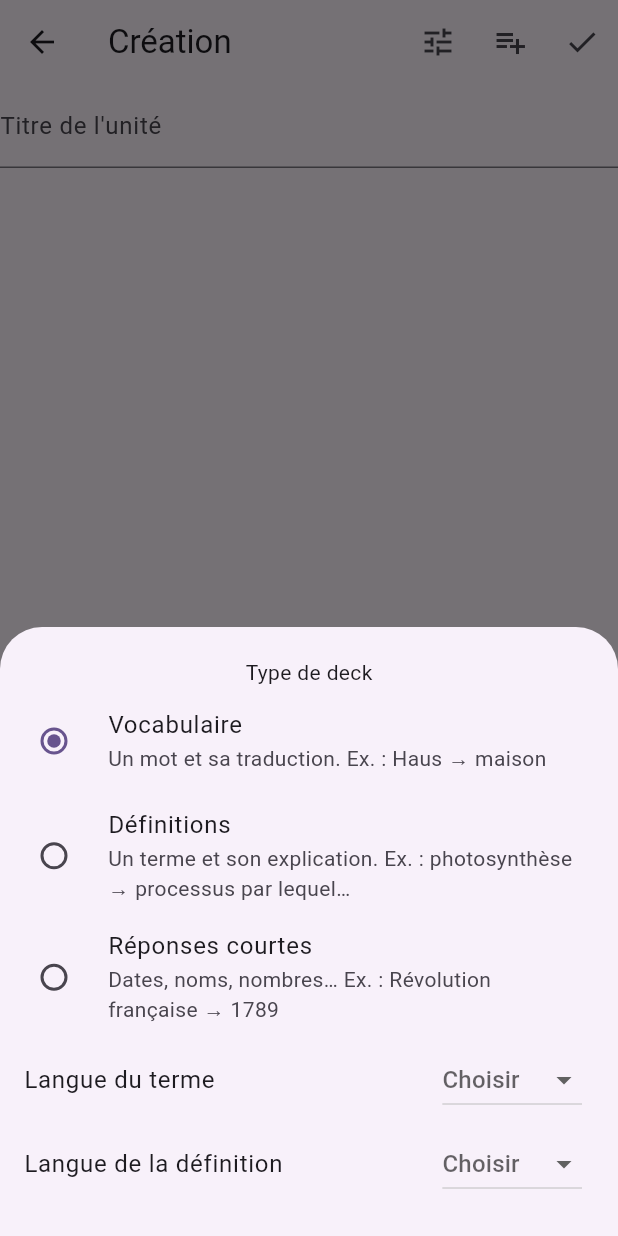
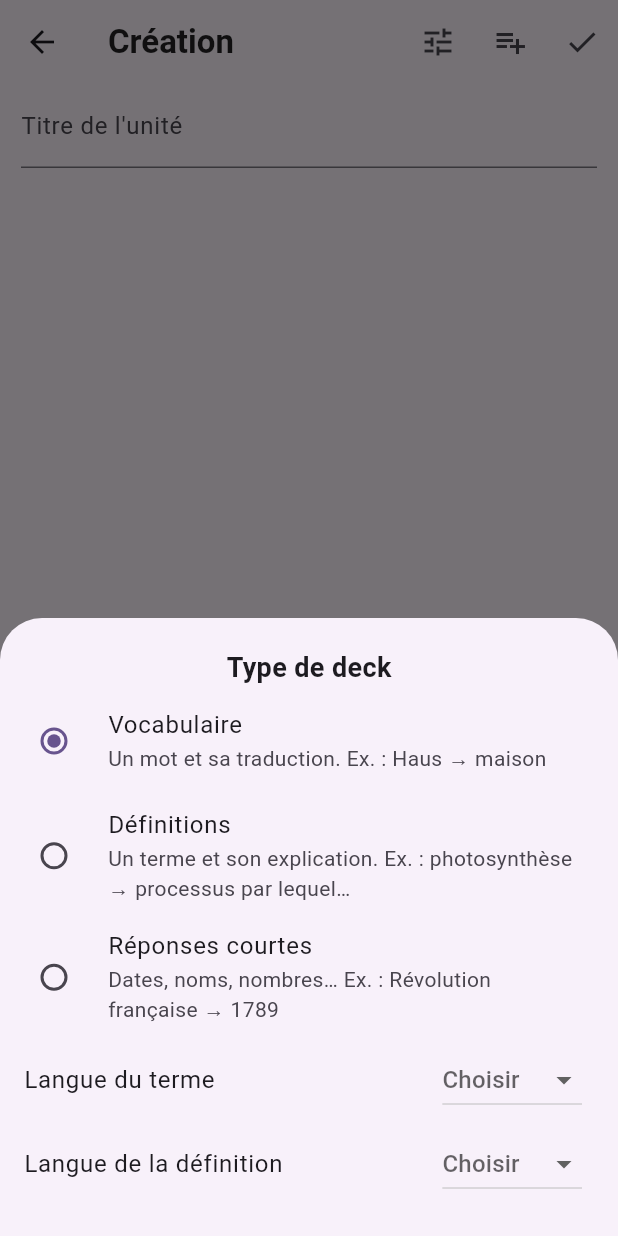
Before and after one commit to John-creator936/Flashcard-app, a Flutter app: the screen it shows after launch, item 2 of the bottom bar chosen, after a tap on "Créer un deck", after a tap on the "tune" icon, on a phone screen of 412 x 824 dp. Run offline on Flutter 3.47's test engine with Material 3 defaults, Android fonts, the phone set to English and light mode, and no system bars; our stand-ins replace file_picker, image_picker, share_plus, shared_preferences, sqflite; missing offline and left inert: google_mlkit_text_recognition; accounts and stored records are empty.

Commit message:
Style : titres en gras et barre de navigation

```diff
--- a/lib/main.dart
+++ b/lib/main.dart
@@ -12,7 +12,16 @@ class MyApp extends StatelessWidget {
   Widget build(BuildContext context) {
     return MaterialApp(
       title: 'Flashcard app',
-      theme: ThemeData(colorScheme: .fromSeed(seedColor: Colors.deepPurple)),
+      theme: ThemeData(
+        colorScheme: .fromSeed(seedColor: Colors.deepPurple),
+        appBarTheme: const AppBarTheme(
+          titleTextStyle: TextStyle(
+            fontSize: 22,
+            fontWeight: FontWeight.bold,
+            color: Colors.black87,
+          ),
+        ),
+      ),
       debugShowCheckedModeBanner: false,
       home: const HomePage(),
     );
--- a/lib/page/create_deck_page.dart
+++ b/lib/page/create_deck_page.dart
@@ -265,9 +265,9 @@ class _CreateDeckPageState extends State<CreateDeckPage> {
   Widget build(BuildContext context) {
     return Scaffold(
       appBar: AppBar(
-        title: (widget.existingDeck == null)
-            ? Text("Création")
-            : Text("Modification"),
+        title: Text(
+          (widget.existingDeck == null) ? "Création" : "Modification",
+        ),
         actions: [
           IconButton(
             onPressed: () {
@@ -336,9 +336,12 @@ class _CreateDeckPageState extends State<CreateDeckPage> {
       body: SingleChildScrollView(
         child: Column(
           children: [
-            TextField(
-              controller: titleController,
-              decoration: InputDecoration(labelText: "Titre de l'unité"),
+            Padding(
+              padding: const EdgeInsets.symmetric(horizontal: 14),
+              child: TextField(
+                controller: titleController,
+                decoration: InputDecoration(labelText: "Titre de l'unité"),
+              ),
             ),
             ...List.generate(selectedExistingCards.length, (index) {
               return Dismissible(
--- a/lib/page/deck_picker_page.dart
+++ b/lib/page/deck_picker_page.dart
@@ -37,7 +37,10 @@ class _DeckPickerPageState extends State<DeckPickerPage> {
         itemCount: allDecks.length,
         itemBuilder: (context, index) {
           return ListTile(
-            title: Text(allDecks[index].name),
+            title: Text(
+              allDecks[index].name,
+              style: const TextStyle(fontWeight: FontWeight.w600),
+            ),
             onTap: () {
               Navigator.pop(context, allDecks[index]);
             },
--- a/lib/page/home_page.dart
+++ b/lib/page/home_page.dart
@@ -203,6 +203,7 @@ class _HomePageState extends State<HomePage> {
               ),
             ),
       bottomNavigationBar: BottomNavigationBar(
+        currentIndex: currentPage,
         iconSize: 35,
         selectedFontSize: 0,
         unselectedFontSize: 0,
--- a/lib/widget/deck_settings_sheet.dart
+++ b/lib/widget/deck_settings_sheet.dart
@@ -57,7 +57,10 @@ class _DeckSettingsSheetState extends State<DeckSettingsSheet> {
       child: Column(
         mainAxisSize: MainAxisSize.min,
         children: [
-          Text("Type de deck"),
+          Text(
+            "Type de deck",
+            style: const TextStyle(fontSize: 18, fontWeight: FontWeight.bold),
+          ),
           RadioGroup<String>(
             groupValue: deckType,
             onChanged: (value) {
--- a/lib/widget/deck_tile.dart
+++ b/lib/widget/deck_tile.dart
@@ -64,7 +64,7 @@ class DeckTile extends StatelessWidget {
   @override
   Widget build(BuildContext context) {
     return SizedBox(
-      width: 220,
+      width: 260,
       child: Card(
         clipBehavior: Clip.antiAlias,
         color: Colors.white,
--- a/lib/widget/review_deck_tile.dart
+++ b/lib/widget/review_deck_tile.dart
@@ -16,7 +16,7 @@ class ReviewDeckTile extends StatelessWidget {
   @override
   Widget build(BuildContext context) {
     return SizedBox(
-      width: 150,
+      width: 180,
       child: Card(
         color: Colors.white,
         clipBehavior: Clip.antiAlias,
```
Also changed, not shown: lib/widget/deck_search_view.dart (+11 -5 lines), lib/widget/flashcard_input.dart (+9 -5 lines).
